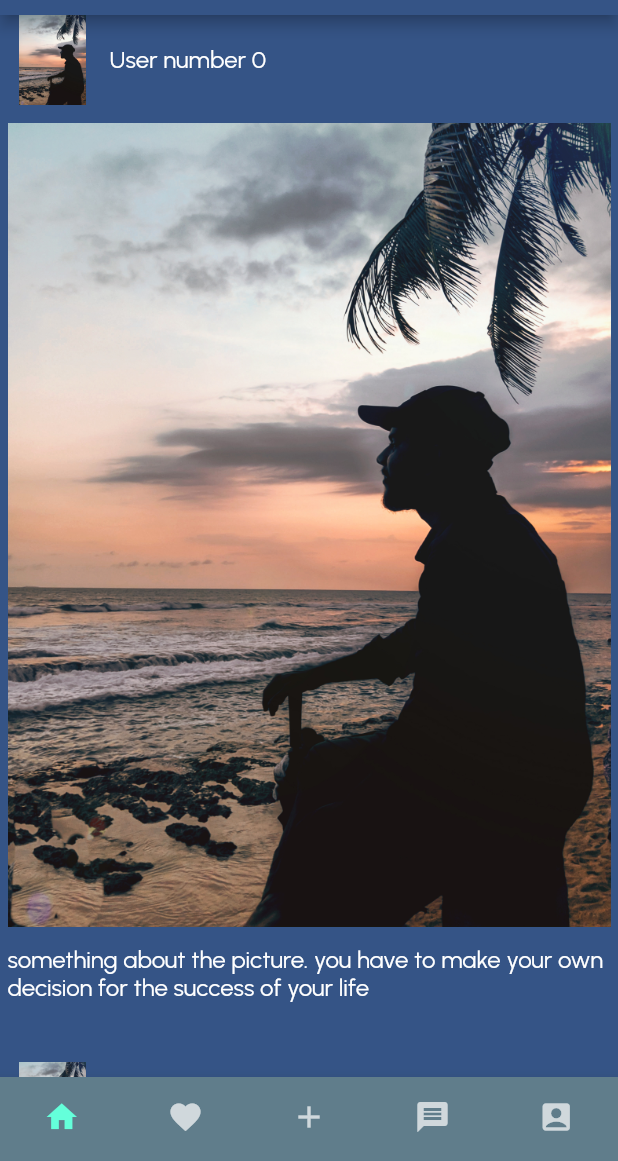
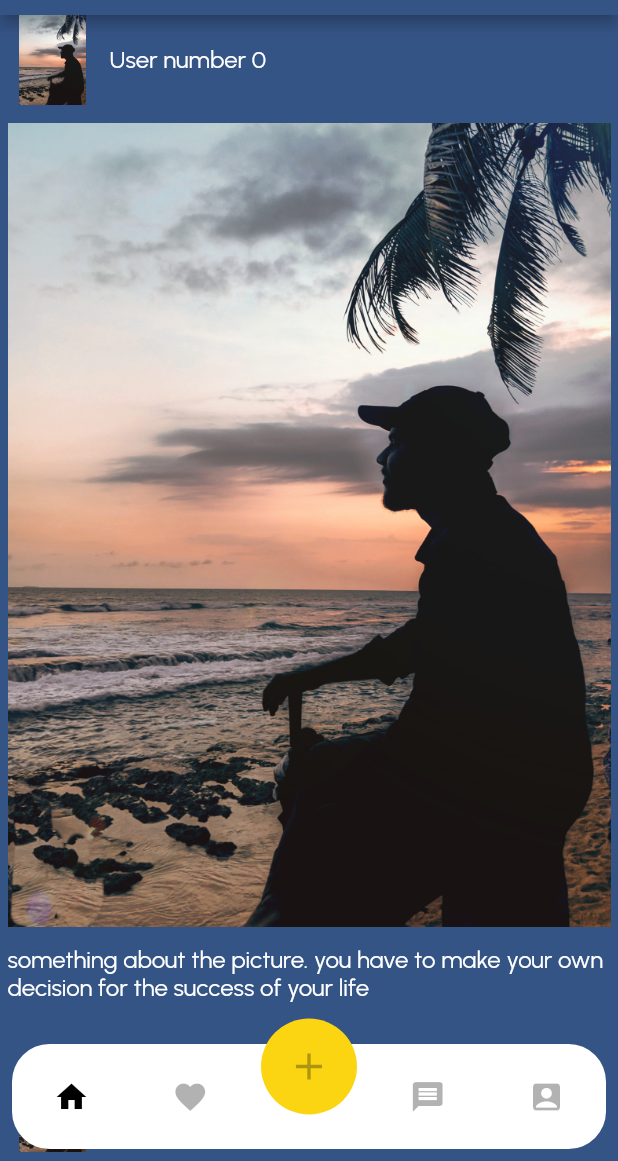
Before and after one commit to MaheelLakshan/social_media, a Flutter app: the MainPage screen opened by its route, on a phone screen of 412 x 824 dp, the part 75-1236 px from its top. Run offline on Flutter 3.47's test engine with Material 2 defaults, Android fonts, the phone set to English and light mode, and no system bars; our stand-ins replace flutter_map, latlong2; accounts and stored records are empty; network calls fail.

Commit message:
so far changed with userProvider

```diff
--- a/social_media/lib/config/app_routes.dart
+++ b/social_media/lib/config/app_routes.dart
@@ -1,3 +1,6 @@
+import 'package:social_media/pages/nearby_page.dart';
+
+import '../model/user.dart';
 import '../pages/edit_profile_page.dart';
 import '../pages/home_page.dart';
 import '../pages/login_page.dart';
@@ -5,14 +8,16 @@ import '../pages/main_page.dart';
 
 class AppRoutes {
   static final pages = {
-    '/': (context) => const LoginPage(),
-    '/home': (context) => HomePage(),
-    '/main': (context) => const MainPage(),
-    '/edit_profile': (context) => EditProfilePage(),
+    login: (context) => LoginPage(),
+    home: (context) => HomePage(),
+    main: (context) => MainPage(),
+    editProfile: (context) => EditProfilePage(),
+    nearby: (context) => NearbyPage(),
   };
 
   static const login = '/';
   static const home = '/home';
   static const main = '/main';
   static const editProfile = '/edit_profile';
+  static const nearby = '/nearby';
 }
--- /dev/null
+++ b/social_media/lib/model/user.dart
@@ -0,0 +1,25 @@
+class User {
+  final int id;
+  final String? firstname;
+  final String? lastname;
+  final String? mobile;
+  final String? birthday;
+  final String? gender;
+  final bool? visibleGender;
+
+  User(this.id, this.firstname, this.lastname, this.mobile, this.birthday,
+      this.gender, this.visibleGender);
+
+  // factory User.fromJson(Map<String, dynamic> json) => (json['id'],json['firstname'],json['lastname'],json['mobile'],json['birthday'],json['gender'],json['visibleGender']);
+  factory User.fromJson(Map<String, dynamic> json) {
+    return User(
+      json['id'],
+      json['firstname'],
+      json['lastname'],
+      json['mobile'],
+      json['birthday'],
+      json['gender'],
+      json['visibleGender'],
+    );
+  }
+}
--- a/social_media/lib/pages/home_page.dart
+++ b/social_media/lib/pages/home_page.dart
@@ -1,6 +1,7 @@
 import 'package:flutter/material.dart';
 import 'package:social_media/components/post_item.dart';
 import 'package:social_media/components/toolbar.dart';
+import 'package:social_media/config/app_routes.dart';
 import 'package:social_media/styles/app_colors.dart';
 import 'package:social_media/styles/app_text.dart';
 
@@ -13,12 +14,14 @@ class HomePage extends StatelessWidget {
   Widget build(BuildContext context) {
     mockUsersFromServer();
     return Scaffold(
-        appBar:  ToolBar(
+        appBar: ToolBar(
           title: '5min Flutter',
           actions: [
             IconButton(
-              onPressed: () {},
-              icon: Icon(Icons.my_location),
+              onPressed: () {
+                Navigator.of(context).pushNamed(AppRoutes.nearby);
+              },
+              icon: const Icon(Icons.my_location),
             )
           ],
         ),
--- a/social_media/lib/pages/main_page.dart
+++ b/social_media/lib/pages/main_page.dart
@@ -1,4 +1,5 @@
 import 'package:flutter/material.dart';
+import 'package:social_media/model/user.dart';
 import 'package:social_media/pages/home_page.dart';
 import 'package:social_media/pages/profile_page.dart';
 // import 'package:flutter_svg/svg.dart';
@@ -12,46 +13,55 @@ class MainPage extends StatefulWidget {
 }
 
 class _MainPageState extends State<MainPage> {
-  int currentIndex = 0;
+  Menu currentIndex = Menu.home;
 
   @override
   Widget build(BuildContext context) {
     return Scaffold(
-      body: pages[currentIndex],
-      bottomNavigationBar: BottomNavigationBar(
-        items: const [
-          BottomNavigationBarItem(
-              // icon: SvgPicture.asset('asserts/svg/home.svg'), label: 'Home'),
-              icon: Icon(Icons.home),
-              label: 'Home'),
-          BottomNavigationBarItem(
-              icon: Icon(Icons.favorite), label: 'Favorite'),
-          BottomNavigationBarItem(
-            icon: Icon(
-              Icons.add,
-            ),
-            label: 'Add post',
-          ),
-          BottomNavigationBarItem(
-            icon: Icon(
-              Icons.message,
-            ),
-            label: 'Message',
-          ),
-          BottomNavigationBarItem(
-              icon: Icon(Icons.account_box), label: 'Users'),
-        ],
-        currentIndex: currentIndex,
-        onTap: (index) {
+      extendBody: true,
+      body: pages[currentIndex.index],
+      bottomNavigationBar: MyBottomNavigation(
+        currentIndex: currentIndex.index,
+        onTap: (value) {
           setState(() {
-            currentIndex = index;
+            currentIndex = value;
           });
         },
-        type: BottomNavigationBarType.fixed,
-        showSelectedLabels: false,
-        showUnselectedLabels: false,
-        backgroundColor: Colors.blueGrey,
       ),
+      // bottomNavigationBar: BottomNavigationBar(
+      //   items: const [
+      //     BottomNavigationBarItem(
+      //         // icon: SvgPicture.asset('asserts/svg/home.svg'), label: 'Home'),
+      //         icon: Icon(Icons.home),
+      //         label: 'Home'),
+      //     BottomNavigationBarItem(
+      //         icon: Icon(Icons.favorite), label: 'Favorite'),
+      //     BottomNavigationBarItem(
+      //       icon: Icon(
+      //         Icons.add,
+      //       ),
+      //       label: 'Add post',
+      //     ),
+      //     BottomNavigationBarItem(
+      //       icon: Icon(
+      //         Icons.message,
+      //       ),
+      //       label: 'Message',
+      //     ),
+      //     BottomNavigationBarItem(
+      //         icon: Icon(Icons.account_box), label: 'Users'),
+      //   ],
+      //   currentIndex: currentIndex,
+      //   onTap: (index) {
+      //     setState(() {
+      //       currentIndex = index;
+      //     });
+      //   },
+      //   type: BottomNavigationBarType.fixed,
+      //   showSelectedLabels: false,
+      //   showUnselectedLabels: false,
+      //   backgroundColor: Colors.blueGrey,
+      // ),
     );
   }
 
@@ -63,3 +73,100 @@ class _MainPageState extends State<MainPage> {
     ProfilePage(),
   ];
 }
+
+enum Menu { home, favorite, add, message, account }
+
+class MyBottomNavigation extends StatelessWidget {
+  final currentIndex;
+  final ValueChanged<Menu> onTap;
+  const MyBottomNavigation({super.key, this.currentIndex, required this.onTap});
+
+  @override
+  Widget build(BuildContext context) {
+    return Container(
+      height: 87,
+      margin: EdgeInsets.all(8),
+      child: Stack(
+        children: [
+          Positioned(
+            left: 0,
+            right: 0,
+            top: 17,
+            child: Container(
+              height: 70,
+              decoration: BoxDecoration(
+                color: Colors.white,
+                borderRadius: BorderRadius.all(Radius.circular(25)),
+              ),
+              child: Row(
+                children: [
+                  Expanded(
+                      child: IconButton(
+                    onPressed: () => onTap(Menu.home),
+                    color: Colors.black,
+                    icon: Icon(Icons.home,
+                        color: currentIndex == Menu.home.index
+                            ? Colors.black
+                            : Colors.black.withOpacity(0.3)),
+                  )),
+                  Expanded(
+                    child: IconButton(
+                      onPressed: () => onTap(Menu.favorite),
+                      icon: Icon(Icons.favorite,
+                          color: currentIndex == Menu.favorite.index
+                              ? Colors.black
+                              : Colors.black.withOpacity(0.3)),
+                    ),
+                  ),
+                  Spacer(),
+                  Expanded(
+                    child: IconButton(
+                      onPressed: () => onTap(Menu.message),
+                      icon: Icon(Icons.message,
+                          color: currentIndex == Menu.message.index
+                              ? Colors.black
+                              : Colors.black.withOpacity(0.3)),
+                    ),
+                  ),
+                  Expanded(
+                    child: IconButton(
+                      onPressed: () => onTap(Menu.account),
+                      icon: Icon(Icons.account_box,
+                          color: currentIndex == Menu.account.index
+                              ? Colors.black
+                              : Colors.black.withOpacity(0.3)),
+                    ),
+                  ),
+                ],
+              ),
+            ),
+          ),
+          Positioned(
+            left: 0,
+            right: 0,
+            top: 0,
+            child: GestureDetector(
+              onTap: () => onTap(Menu.add),
+              child: Container(
+                width: 64,
+                height: 64,
+                padding: EdgeInsets.all(16),
+                decoration: BoxDecoration(
+                  color: AppColors.primary,
+                  shape: BoxShape.circle,
+                ),
+                child: Icon(
+                  Icons.add,
+                  color: currentIndex == Menu.add.index
+                      ? Colors.black
+                      : Colors.black.withOpacity(0.3),
+                  size: 30,
+                ),
+              ),
+            ),
+          )
+        ],
+      ),
+    );
+  }
+}
--- a/social_media/lib/pages/profile_page.dart
+++ b/social_media/lib/pages/profile_page.dart
@@ -3,6 +3,7 @@ import 'package:social_media/components/toolbar.dart';
 import 'package:social_media/components/user_avatar.dart';
 import 'package:social_media/config/app_routes.dart';
 import 'package:social_media/styles/app_text.dart';
+import 'package:social_media/user_provider.dart';
 
 enum ProfileMenu { edit, logout }
 
@@ -11,6 +12,7 @@ class ProfilePage extends StatelessWidget {
 
   @override
   Widget build(BuildContext context) {
+    final user = UserProvider.of(context)?.user;
     return Scaffold(
       appBar: ToolBar(
         title: "Profile",
@@ -50,8 +52,8 @@ class ProfilePage extends StatelessWidget {
           const SizedBox(
             height: 24,
           ),
-          const Text(
-            "Maheel Lakshan",
+          Text(
+            "${user?.id} ${user?.firstname} ${user?.lastname}",
             style: AppText.header2,
           ),
           const SizedBox(
--- /dev/null
+++ b/social_media/lib/user_provider.dart
@@ -0,0 +1,32 @@
+import 'package:flutter/material.dart';
+
+import 'model/user.dart';
+
+class UserProvider extends InheritedWidget {
+  final Widget child;
+  final UserService userService;
+
+  const UserProvider(
+      {required this.userService, super.key, required this.child})
+      : super(child: child);
+
+  static UserService? of(BuildContext context) {
+    return context
+        .dependOnInheritedWidgetOfExactType<UserProvider>()
+        ?.userService;
+  }
+
+  @override
+  bool updateShouldNotify(covariant UserProvider oldWidget) {
+    return oldWidget.userService.user?.id != userService.user?.id;
+  }
+}
+
+class UserService {
+  User? _user;
+  User? get user => _user;
+
+  updateUser(User user) {
+    _user = user;
+  }
+}
--- a/social_media/pubspec.yaml
+++ b/social_media/pubspec.yaml
@@ -32,6 +32,9 @@ dependencies:
     sdk: flutter
 
   flutter_svg: ^2.0.5
+  flutter_map:
+  latlong2:
+  http: ^1.2.1
 
   # The following adds the Cupertino Icons font to your application.
   # Use with the CupertinoIcons class for iOS style icons.
```
Also changed, not shown: social_media/lib/main.dart (+7 -1 lines), social_media/lib/pages/login_page.dart (+45 -7 lines), social_media/lib/pages/nearby_page.dart (added, +55 -0 lines), social_media/pubspec.lock.
